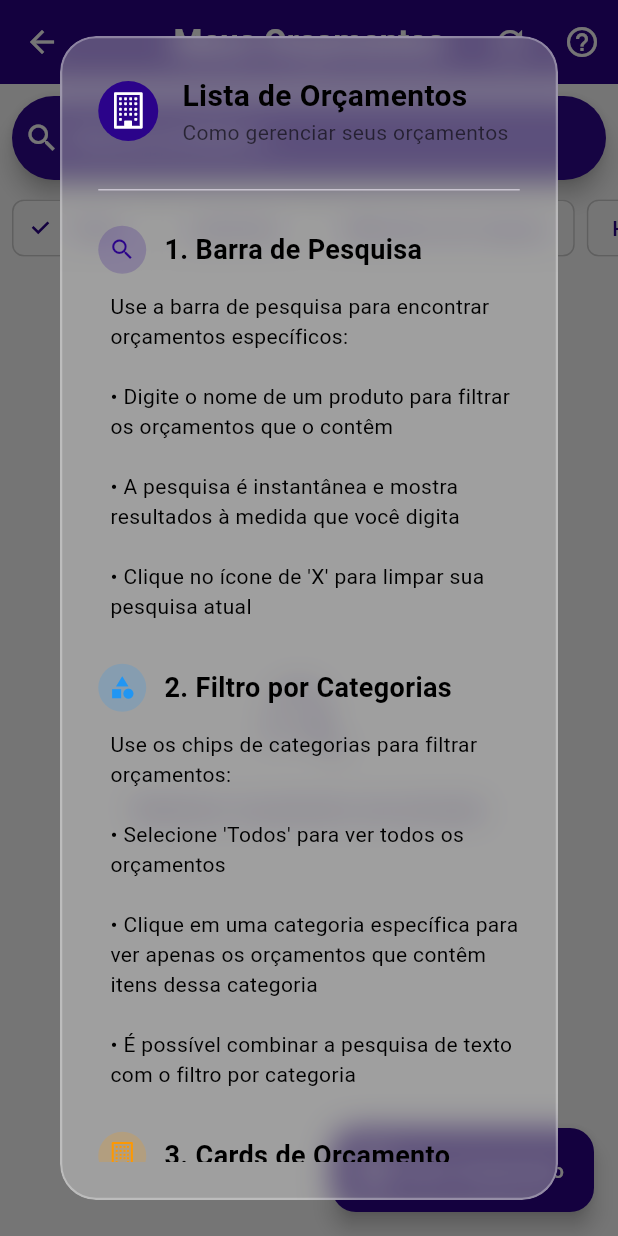
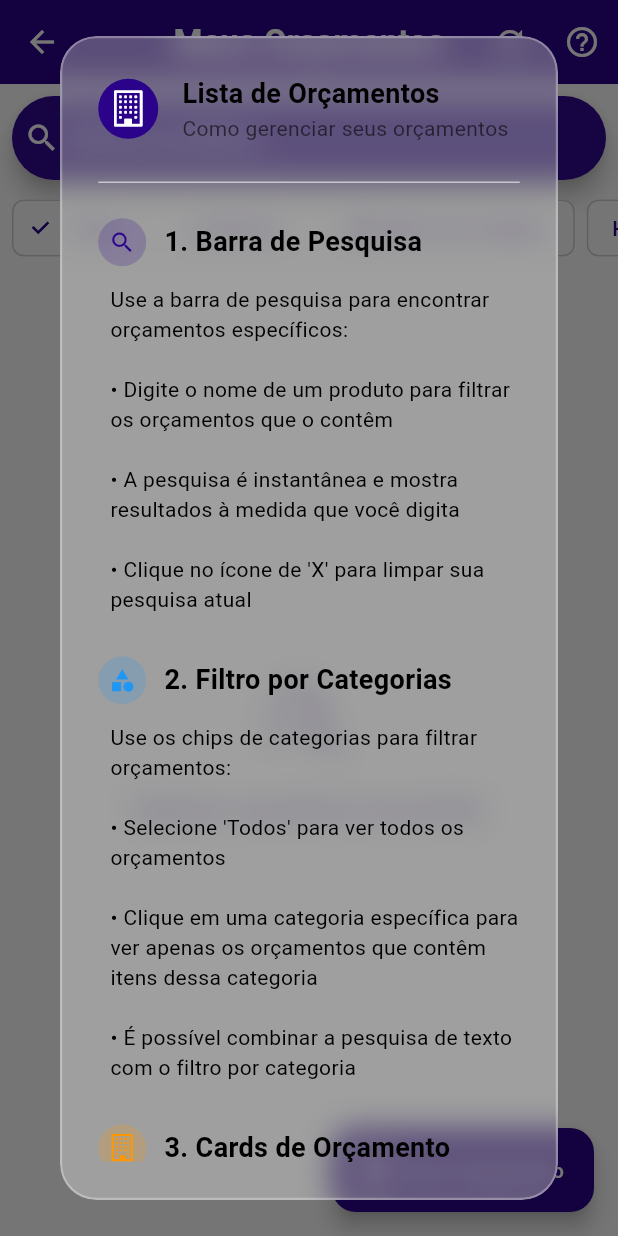
Before and after one commit to jhonnylucius/economize, a Flutter app: the BudgetListScreen screen opened by its route, after a tap on the "help outline" icon, on a phone screen of 412 x 824 dp. Run offline on Flutter 3.47's test engine with Material 3 defaults, Android fonts, the phone set to English and light mode, and no system bars; our stand-ins replace fl_chart, logger, mask_text_input_formatter, pdf, percent_indicator, screenshot and 3 more; accounts and stored records are empty.

Commit message:
feat: Ajusta tamanhos de fonte e adiciona quebras de linha nos títulos das seções de ajuda para melhorar a legibilidade

```diff
--- a/lib/screen/budget/budget_list_screen.dart
+++ b/lib/screen/budget/budget_list_screen.dart
@@ -220,7 +220,7 @@ class _BudgetListScreenState extends State<BudgetListScreen> {
                                 Text(
                                   "Lista de Orçamentos",
                                   style: TextStyle(
-                                    fontSize: 20,
+                                    fontSize: 18,
                                     fontWeight: FontWeight.bold,
                                     color: appThemes.getCardTitleColor(),
                                   ),
@@ -239,7 +239,7 @@ class _BudgetListScreenState extends State<BudgetListScreen> {
                       ),
                     ),
 
-                    const SizedBox(height: 20),
+                    const SizedBox(height: 18),
                     const Divider(),
                     const SizedBox(height: 16),
 
@@ -304,7 +304,7 @@ class _BudgetListScreenState extends State<BudgetListScreen> {
                       delay: const Duration(milliseconds: 400),
                       child: _buildHelpSection(
                         context: context,
-                        title: "4. Gerenciando Orçamentos",
+                        title: "4. Gerenciando \nOrçamentos",
                         icon: Icons.touch_app,
                         iconColor: Colors.green,
                         content:
@@ -323,7 +323,7 @@ class _BudgetListScreenState extends State<BudgetListScreen> {
                       delay: const Duration(milliseconds: 500),
                       child: _buildHelpSection(
                         context: context,
-                        title: "5. Criando Novos Orçamentos",
+                        title: "5. Criando Novos\n Orçamentos",
                         icon: Icons.add_circle,
                         iconColor: Colors.purple,
                         content: "Para criar um novo orçamento:\n\n"
```
